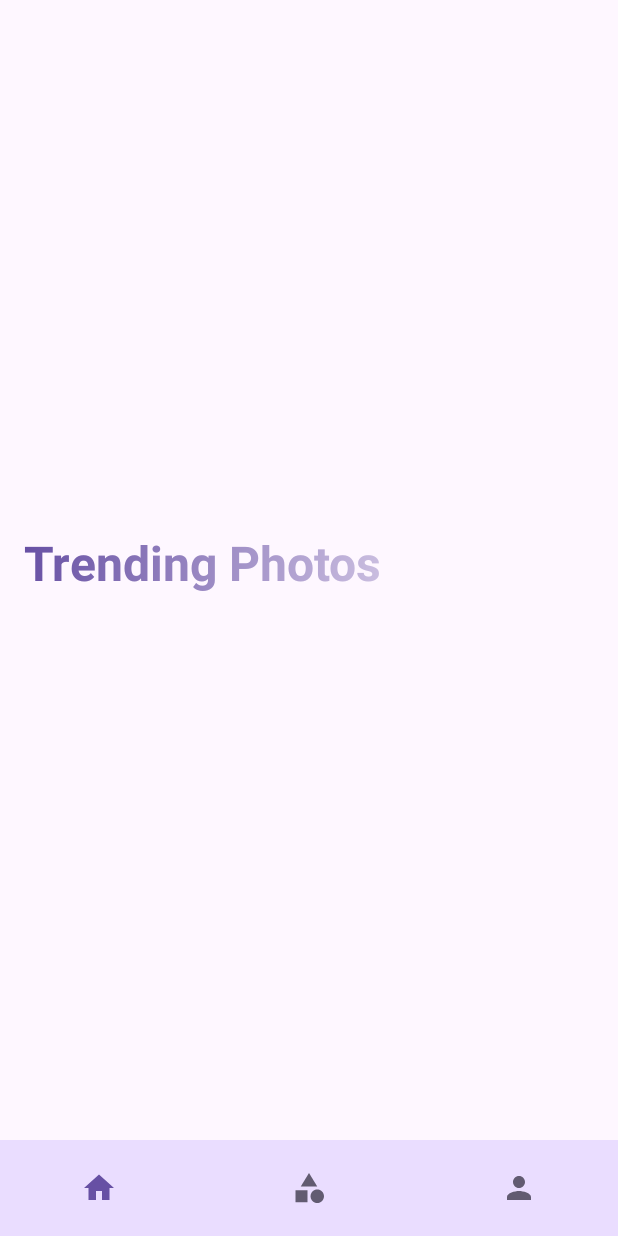
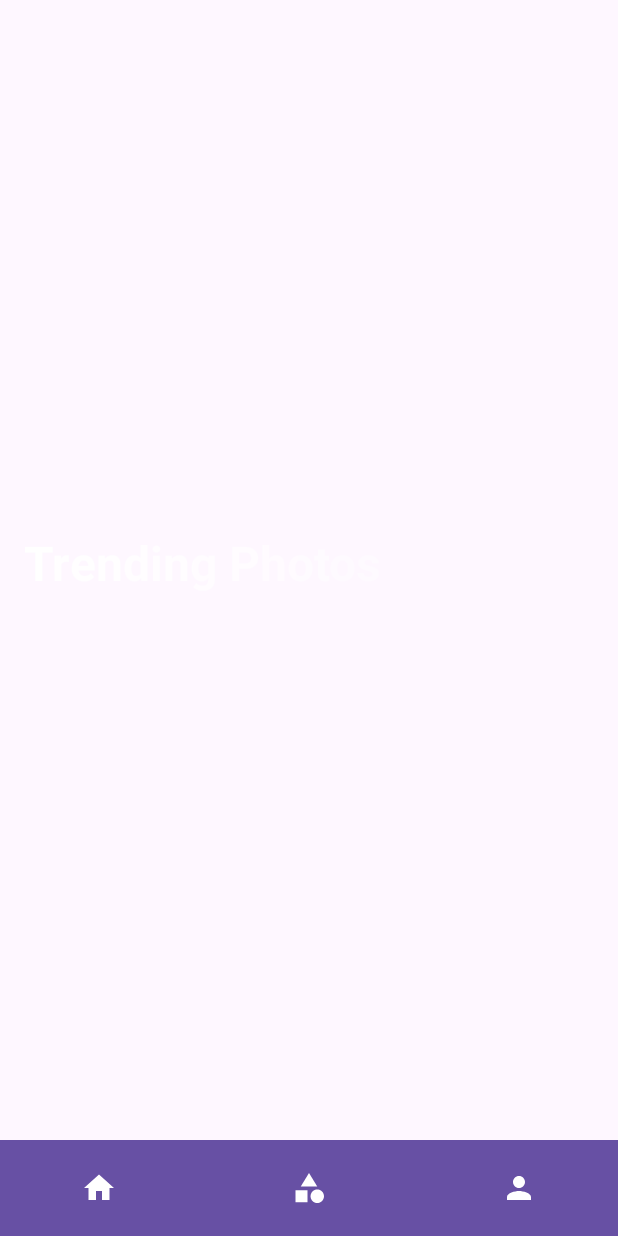
Before and after one commit to furkantzn/MyPhotoCollections, an Android app built with Jetpack Compose: the @Preview function NavigationPagePreview, on a phone screen of 412 x 824 dp. Run offline under Robolectric (Android 15) with nearby library versions, the phone set to English and light mode, and no system bars.

```diff
--- a/app/src/main/java/com/example/myphotocollections/ui/activities/MainActivity.kt
+++ b/app/src/main/java/com/example/myphotocollections/ui/activities/MainActivity.kt
@@ -7,7 +7,7 @@ import androidx.activity.compose.setContent
 import androidx.compose.runtime.Composable
 import androidx.compose.ui.platform.LocalContext
 import androidx.navigation.compose.rememberNavController
-import com.example.myphotocollections.ui.activities.ui.theme.MyPhotoCollectionsTheme
+import com.example.myphotocollections.ui.theme.MyPhotoCollectionsTheme
 import com.example.myphotocollections.ui.navigation.SetUpNavHost
 
 class MainActivity : ComponentActivity() {
--- a/app/src/main/java/com/example/myphotocollections/ui/customcomponents/CustomTexts.kt
+++ b/app/src/main/java/com/example/myphotocollections/ui/customcomponents/CustomTexts.kt
@@ -24,7 +24,7 @@ fun GradientText(text: String,modifier: Modifier,textAlign: TextAlign) {
             fontSize = 32.sp,
             fontWeight = FontWeight.Bold,
             brush = Brush.linearGradient(
-                colors = listOf(MaterialTheme.colorScheme.primary, MaterialTheme.colorScheme.background) // Gradient colors
+                colors = listOf(MaterialTheme.colorScheme.onPrimary, MaterialTheme.colorScheme.background) // Gradient colors
             )
         ),
     )
@@ -34,13 +34,13 @@ fun GradientText(text: String,modifier: Modifier,textAlign: TextAlign) {
 fun BodyText(
     modifier: Modifier = Modifier,
     text: String,
-    textColor: Color = MaterialTheme.colorScheme.secondary,
+    textColor: Color = MaterialTheme.colorScheme.onPrimary,
     textAlign: TextAlign = TextAlign.Start
 ) {
     Text(
         text = text,
         textAlign = textAlign,
-        style = MaterialTheme.typography.bodyMedium,
+        style = MaterialTheme.typography.bodyLarge,
         color = textColor,
         modifier = modifier
     )
--- a/app/src/main/java/com/example/myphotocollections/ui/navigation/NavGraph.kt
+++ b/app/src/main/java/com/example/myphotocollections/ui/navigation/NavGraph.kt
@@ -4,4 +4,5 @@ object Destinations {
     const val Home = "Home"
     const val NavigationPage = "navigation_page"
     const val CategoryDetailPage = "category_detail_page/{categoryName}"
+    const val PhotoDetailPage = "photo_detail_page/{photoId}"
 }
--- a/app/src/main/java/com/example/myphotocollections/ui/pages/HomePage.kt
+++ b/app/src/main/java/com/example/myphotocollections/ui/pages/HomePage.kt
@@ -1,5 +1,6 @@
 package com.example.myphotocollections.ui.pages
 
+import androidx.compose.foundation.background
 import androidx.compose.foundation.layout.Arrangement
 import androidx.compose.foundation.layout.Column
 import androidx.compose.foundation.layout.PaddingValues
@@ -9,6 +10,7 @@ import androidx.compose.foundation.layout.padding
 import androidx.compose.foundation.lazy.grid.GridCells
 import androidx.compose.foundation.lazy.grid.LazyVerticalGrid
 import androidx.compose.foundation.lazy.grid.rememberLazyGridState
+import androidx.compose.material3.MaterialTheme
 import androidx.compose.runtime.Composable
 import androidx.compose.runtime.LaunchedEffect
 import androidx.compose.runtime.MutableState
@@ -45,7 +47,9 @@ fun HomePage(navController: NavController, viewModel: HomePageViewModel = viewMo
         Column(
             verticalArrangement = Arrangement.Center,
             horizontalAlignment = Alignment.CenterHorizontally,
-            modifier = Modifier.fillMaxSize()
+            modifier = Modifier
+                .fillMaxSize()
+                .background(MaterialTheme.colorScheme.background)
         ) {
             GradientText(
                 text = "Trending Photos",
@@ -61,6 +65,7 @@ fun HomePage(navController: NavController, viewModel: HomePageViewModel = viewMo
                 content = {
                     items(photos.size) { index ->
                         PhotoCardItem(
+                            navController,
                             photo = photos[index]
                         )
                     }
--- a/app/src/main/java/com/example/myphotocollections/ui/pages/NavigationPage.kt
+++ b/app/src/main/java/com/example/myphotocollections/ui/pages/NavigationPage.kt
@@ -34,7 +34,7 @@ import androidx.compose.ui.tooling.preview.Preview
 import androidx.compose.ui.unit.dp
 import androidx.navigation.NavController
 import androidx.navigation.compose.rememberNavController
-import com.example.myphotocollections.ui.activities.ui.theme.MyPhotoCollectionsTheme
+import com.example.myphotocollections.ui.theme.MyPhotoCollectionsTheme
 
 @SuppressLint("UnusedMaterial3ScaffoldPaddingParameter")
 @Composable
@@ -44,7 +44,7 @@ fun NavigationPage(navController: NavController) {
         bottomBar = {
             NavigationBar(
                 modifier = Modifier.height(64.dp),
-                containerColor = MaterialTheme.colorScheme.primaryContainer
+                containerColor = MaterialTheme.colorScheme.primary
             ) {
                 NavigationBarItem(
                     icon = {
@@ -56,8 +56,8 @@ fun NavigationPage(navController: NavController) {
                     selected = selectedIndex == 0,
                     onClick = { selectedIndex = 0 },
                     colors = NavigationBarItemDefaults.colors(
-                        selectedIconColor = MaterialTheme.colorScheme.primary,
-                        unselectedIconColor = MaterialTheme.colorScheme.secondary,
+                        selectedIconColor = MaterialTheme.colorScheme.onPrimary,
+                        unselectedIconColor = Color.White,
                         indicatorColor = Color.Transparent
                     )
 
@@ -72,8 +72,8 @@ fun NavigationPage(navController: NavController) {
                     selected = selectedIndex == 1,
                     onClick = { selectedIndex = 1 },
                     colors = NavigationBarItemDefaults.colors(
-                        selectedIconColor = MaterialTheme.colorScheme.primary,
-                        unselectedIconColor = MaterialTheme.colorScheme.secondary,
+                        selectedIconColor = MaterialTheme.colorScheme.onPrimary,
+                        unselectedIconColor = Color.White,
                         indicatorColor = Color.Transparent
                     )
                 )
@@ -87,8 +87,8 @@ fun NavigationPage(navController: NavController) {
                     selected = selectedIndex == 2,
                     onClick = { selectedIndex = 2 },
                     colors = NavigationBarItemDefaults.colors(
-                        selectedIconColor = MaterialTheme.colorScheme.primary,
-                        unselectedIconColor = MaterialTheme.colorScheme.secondary,
+                        selectedIconColor = MaterialTheme.colorScheme.onPrimary,
+                        unselectedIconColor = Color.White,
                         indicatorColor = Color.Transparent
                     )
                 )
--- a/app/src/main/java/com/example/myphotocollections/ui/activities/ui/theme/Type.kt
+++ b/app/src/main/java/com/example/myphotocollections/ui/theme/Type.kt
@@ -1,4 +1,4 @@
-package com.example.myphotocollections.ui.activities.ui.theme
+package com.example.myphotocollections.ui.theme
 
 import androidx.compose.material3.Typography
 import androidx.compose.ui.text.TextStyle
```
Also changed, not shown: app/src/main/java/com/example/myphotocollections/ui/navigation/SetupNavHost.kt (+10 -0 lines).
